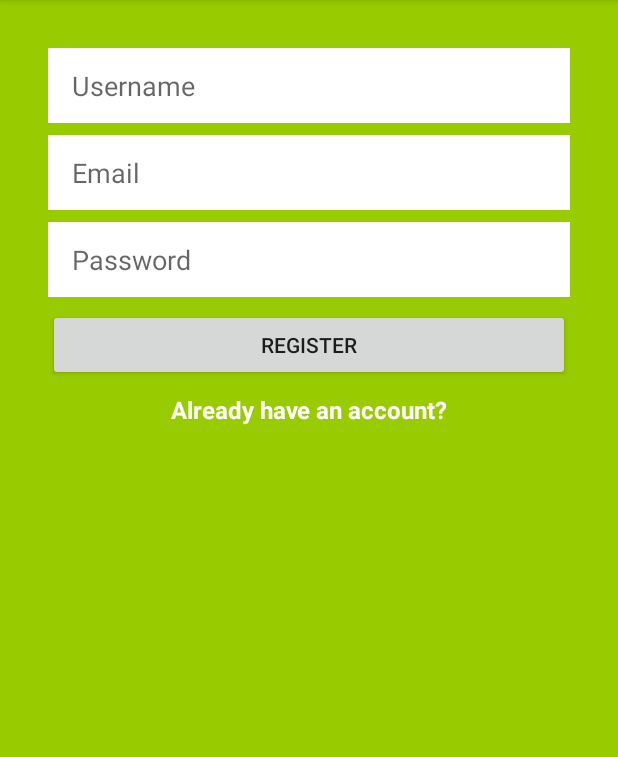
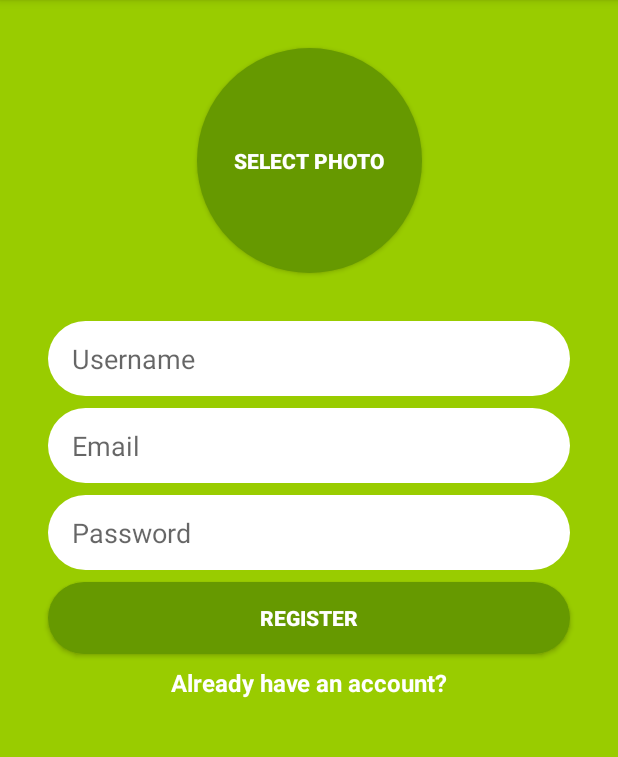
Before and after one commit to myang39/KotlinMessenger, an Android app: the screen it shows after launch (MainActivity), on a phone screen of 412 x 824 dp, the part 84-841 px from its top. Run offline under Robolectric (Android 15) with nearby library versions, the phone set to English and light mode, and no system bars; our stand-ins replace Firebase (no records; nobody signed in at launch, a user with empty details on screens opened directly).

Commit message:
make view round and add select photo button

```diff
--- /dev/null
+++ b/app/src/main/res/drawable/circle_button.xml
@@ -0,0 +1,5 @@
+<?xml version="1.0" encoding="utf-8"?>
+<shape xmlns:android="http://schemas.android.com/apk/res/android"
+    android:shape="oval">
+    <solid android:color="@android:color/holo_green_dark"/>
+</shape>
--- /dev/null
+++ b/app/src/main/res/drawable/rounded_button.xml
@@ -0,0 +1,5 @@
+<?xml version="1.0" encoding="utf-8"?>
+<shape xmlns:android="http://schemas.android.com/apk/res/android">
+    <solid android:color="@android:color/holo_green_dark"/>
+    <corners android:radius="25dp"/>
+</shape>
--- /dev/null
+++ b/app/src/main/res/drawable/rounded_edittext_register_login.xml
@@ -0,0 +1,5 @@
+<?xml version="1.0" encoding="utf-8"?>
+<shape xmlns:android="http://schemas.android.com/apk/res/android">
+    <solid android:color="@android:color/white"/>
+    <corners android:radius="25dp"/>
+</shape>
--- a/app/src/main/res/layout/activity_login.xml
+++ b/app/src/main/res/layout/activity_login.xml
@@ -15,9 +15,10 @@
         android:layout_marginTop="32dp"
         android:layout_marginEnd="32dp"
         android:layout_marginRight="32dp"
-        android:background="@android:color/white"
+        android:background="@drawable/rounded_edittext_register_login"
         android:ems="10"
         android:hint="email"
+        android:paddingLeft="15dp"
         android:inputType="textEmailAddress"
         app:layout_constraintEnd_toEndOf="parent"
         app:layout_constraintStart_toStartOf="parent"
@@ -28,9 +29,10 @@
         android:layout_width="0dp"
         android:layout_height="50dp"
         android:layout_marginTop="8dp"
-        android:background="@android:color/white"
+        android:background="@drawable/rounded_edittext_register_login"
         android:ems="10"
         android:hint="password"
+        android:paddingLeft="15dp"
         android:inputType="textPassword"
         app:layout_constraintEnd_toEndOf="@+id/email_edittext_login"
         app:layout_constraintStart_toStartOf="@+id/email_edittext_login"
@@ -41,7 +43,10 @@
         android:layout_width="0dp"
         android:layout_height="wrap_content"
         android:layout_marginTop="8dp"
+        android:background="@drawable/rounded_button"
         android:text="Login"
+        android:textColor="@android:color/white"
+        android:textStyle="bold"
         app:layout_constraintEnd_toEndOf="@+id/password_edittext_login"
         app:layout_constraintStart_toStartOf="@+id/password_edittext_login"
         app:layout_constraintTop_toBottomOf="@+id/password_edittext_login" />
--- a/app/src/main/res/layout/activity_main.xml
+++ b/app/src/main/res/layout/activity_main.xml
@@ -6,6 +6,23 @@
     android:layout_height="match_parent"
     android:background="@android:color/holo_green_light"
     tools:context=".MainActivity">
+
+    <Button
+        android:id="@+id/photo_button_register"
+        android:layout_width="150dp"
+        android:layout_height="150dp"
+        android:layout_marginStart="32dp"
+        android:layout_marginLeft="32dp"
+        android:layout_marginTop="32dp"
+        android:layout_marginEnd="32dp"
+        android:layout_marginRight="32dp"
+        android:background="@drawable/circle_button"
+        android:text="select photo"
+        android:textColor="@android:color/white"
+        android:textStyle="bold"
+        app:layout_constraintEnd_toEndOf="parent"
+        app:layout_constraintStart_toStartOf="parent"
+        app:layout_constraintTop_toTopOf="parent" />
 
     <EditText
         android:id="@+id/username_edittext_register"
@@ -16,21 +33,21 @@
         android:layout_marginTop="32dp"
         android:layout_marginEnd="32dp"
         android:layout_marginRight="32dp"
-        android:background="@android:color/white"
+        android:background="@drawable/rounded_edittext_register_login"
         android:ems="10"
         android:hint="Username"
         android:paddingLeft="16dp"
         android:inputType="textPersonName"
         app:layout_constraintEnd_toEndOf="parent"
         app:layout_constraintStart_toStartOf="parent"
-        app:layout_constraintTop_toTopOf="parent" />
+        app:layout_constraintTop_toBottomOf="@+id/photo_button_register" />
 
     <EditText
         android:id="@+id/email_edittext_register"
         android:layout_width="0dp"
         android:layout_height="50dp"
         android:layout_marginTop="8dp"
-        android:background="@android:color/white"
+        android:background="@drawable/rounded_edittext_register_login"
         android:ems="10"
         android:hint="Email"
         android:inputType="textEmailAddress"
@@ -44,7 +61,7 @@
         android:layout_width="0dp"
         android:layout_height="50dp"
         android:layout_marginTop="8dp"
-        android:background="@android:color/white"
+        android:background="@drawable/rounded_edittext_register_login"
         android:ems="10"
         android:hint="Password"
         android:inputType="textPassword"
@@ -58,6 +75,9 @@
         android:layout_width="0dp"
         android:layout_height="wrap_content"
         android:layout_marginTop="8dp"
+        android:background="@drawable/rounded_button"
+        android:textColor="@android:color/white"
+        android:textStyle="bold"
         android:text="Register"
         app:layout_constraintEnd_toEndOf="@+id/password_edittext_register"
         app:layout_constraintStart_toStartOf="@+id/password_edittext_register"
```
